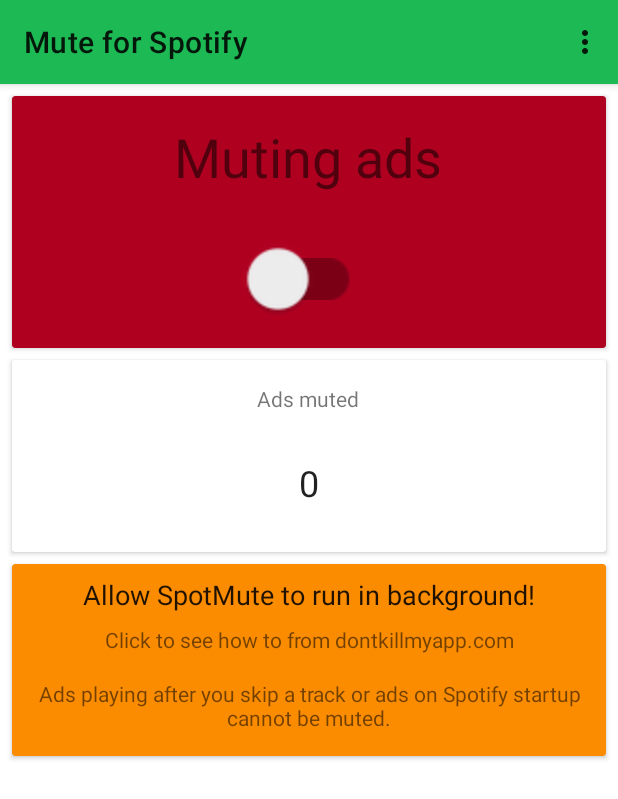
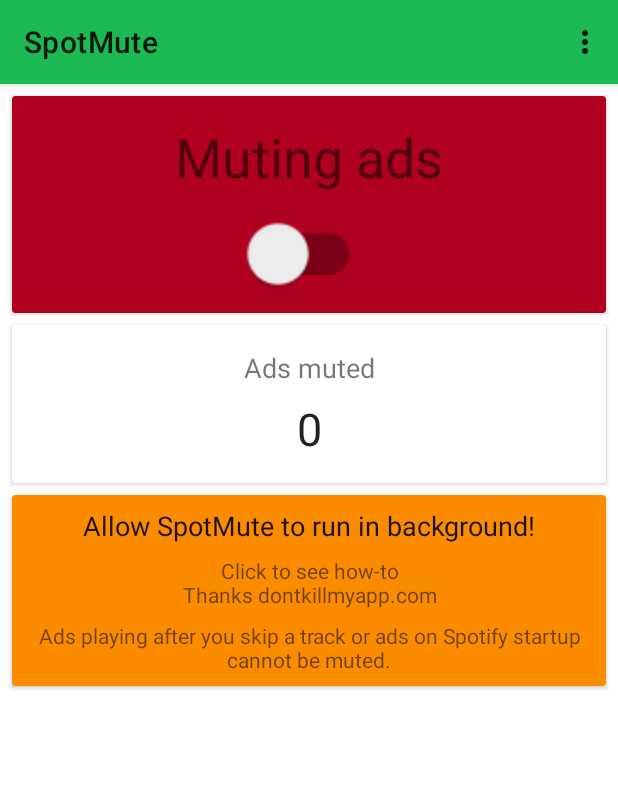
Before and after one commit to samu-developments/SpotMute, an Android app: the screen it shows after launch (MainActivity), on a phone screen of 412 x 824 dp. Shown: the top 799 px of the screen. Run offline under Robolectric (Android 15) with nearby library versions, the phone set to English and light mode, and no system bars.

Commit message:
Layout portrait/landscape

```diff
--- a/app/src/main/res/layout/activity_main.xml
+++ b/app/src/main/res/layout/activity_main.xml
@@ -13,15 +13,14 @@
         android:layout_marginLeft="8dp"
         android:layout_marginTop="8dp"
         android:layout_marginRight="8dp"
+        app:cardBackgroundColor="@color/colorWarning"
         app:layout_constraintEnd_toEndOf="parent"
         app:layout_constraintStart_toStartOf="parent"
-        app:layout_constraintTop_toTopOf="parent"
-        app:cardBackgroundColor="@color/colorWarning">
+        app:layout_constraintTop_toTopOf="parent">
 
         <androidx.constraintlayout.widget.ConstraintLayout
             android:layout_width="match_parent"
-            android:layout_height="match_parent"
-            android:minHeight="168dp">
+            android:layout_height="match_parent">
 
             <androidx.appcompat.widget.SwitchCompat
                 android:id="@+id/switch_mute"
@@ -46,7 +45,6 @@
                 android:textAlignment="center"
                 android:textSize="36sp"
                 app:layout_constraintEnd_toEndOf="parent"
-                app:layout_constraintHorizontal_bias="0.497"
                 app:layout_constraintStart_toStartOf="parent"
                 app:layout_constraintTop_toTopOf="parent" />
         </androidx.constraintlayout.widget.ConstraintLayout>
@@ -56,7 +54,7 @@
     <androidx.cardview.widget.CardView
         android:id="@+id/card_view_counter"
         android:layout_width="match_parent"
-        android:layout_height="128dp"
+        android:layout_height="wrap_content"
         android:layout_marginLeft="8dp"
         android:layout_marginTop="8dp"
         android:layout_marginRight="8dp"
@@ -73,19 +71,22 @@
                 android:layout_width="wrap_content"
                 android:layout_height="wrap_content"
                 android:layout_marginTop="16dp"
-                android:text="Ads muted"
+                android:text="@string/ads_muted"
+                android:textSize="18sp"
                 app:layout_constraintEnd_toEndOf="parent"
-                app:layout_constraintHorizontal_bias="0.498"
                 app:layout_constraintStart_toStartOf="parent"
-                app:layout_constraintTop_toTopOf="parent" />
+                app:layout_constraintTop_toTopOf="parent"
+                tools:text="@string/ads_muted" />
 
             <TextView
                 android:id="@+id/tv_ad_counter"
                 style="@style/Base.TextAppearance.AppCompat.Headline"
                 android:layout_width="wrap_content"
                 android:layout_height="wrap_content"
+                android:layout_marginTop="8dp"
+                android:layout_marginBottom="16dp"
                 android:textAlignment="center"
-                android:textSize="24sp"
+                android:textSize="30sp"
                 app:layout_constraintBottom_toBottomOf="parent"
                 app:layout_constraintEnd_toEndOf="parent"
                 app:layout_constraintStart_toStartOf="parent"
@@ -99,10 +100,11 @@
     <androidx.cardview.widget.CardView
         android:id="@+id/card_view_help"
         android:layout_width="match_parent"
-        android:layout_height="128dp"
+        android:layout_height="wrap_content"
         android:layout_marginStart="8dp"
         android:layout_marginTop="8dp"
         android:layout_marginEnd="8dp"
+        android:layout_marginBottom="8dp"
         app:cardBackgroundColor="@color/colorInfo"
         app:layout_constraintBottom_toBottomOf="parent"
         app:layout_constraintEnd_toEndOf="parent"
--- a/app/src/main/res/values/strings.xml
+++ b/app/src/main/res/values/strings.xml
@@ -1,11 +1,12 @@
 <resources>
-    <string name="app_name">Mute for Spotify</string>
+    <string name="app_name">SpotMute</string>
     <string name="tile_mute">Mute ads</string>
 
     <string name="mute_info_background">Allow SpotMute to run in background!</string>
-    <string name="mute_info_dkma">Click to see how to from dontkillmyapp.com</string>
+    <string name="mute_info_dkma">Click to see how-to\nThanks dontkillmyapp.com</string>
     <string name="mute_info_skip_startup">Ads playing after you skip a track or ads on Spotify startup cannot be muted.</string>
 
+    <string name="ads_muted">Ads muted</string>
     <string name="mute_info_ad_counter">%1$d</string>
     <string name="status_enabled">Muting ads</string>
     <string name="status_disabled">Ads are playing</string>
@@ -25,7 +26,7 @@
 
     <!-- Dialog -->
     <string name="dialog_broadcast_title">Enable Device Broadcast Status</string>
-    <string name="dialog_broadcast_message">Mute for Spotify needs \'Device Broadcast Status\' enabled in
+    <string name="dialog_broadcast_message">SpotMute needs \'Device Broadcast Status\' enabled in
         Spotify to work. Go to Spotify settings and enable it.</string>
     <string name="dialog_broadcast_positive">Open Spotify</string>
     <string name="dialog_broadcast_negative">I have enabled it!</string>
```
